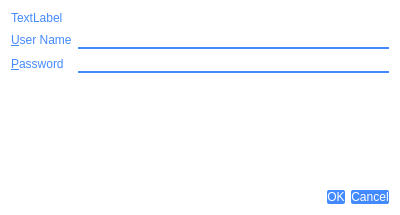
First picture: the form in 2.x/UI/dooble_authentication_dialog.ui, repository textbrowser/dooble, before the edit.
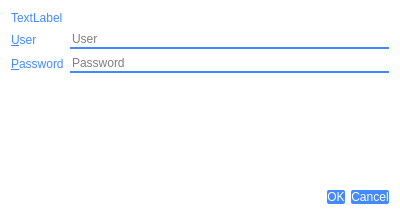
Second picture: the form after the edit. Icons and pictures are not drawn.

Diff of the .ui file:
```diff
--- a/2.x/UI/dooble_authentication_dialog.ui
+++ b/2.x/UI/dooble_authentication_dialog.ui
@@ -42,7 +42,7 @@
         <string notr="true">QLabel {color: #448aff;}</string>
        </property>
        <property name="text">
-        <string>&amp;User Name</string>
+        <string>&amp;User</string>
        </property>
        <property name="buddy">
         <cstring>username</cstring>
@@ -54,6 +54,9 @@
        <property name="styleSheet">
         <string notr="true">QLineEdit {border: none; border-bottom: 2px solid #448aff;}</string>
        </property>
+       <property name="placeholderText">
+        <string>User</string>
+       </property>
        <property name="clearButtonEnabled">
         <bool>true</bool>
        </property>
@@ -80,6 +83,9 @@
        <property name="echoMode">
         <enum>QLineEdit::Password</enum>
        </property>
+       <property name="placeholderText">
+        <string>Password</string>
+       </property>
        <property name="clearButtonEnabled">
         <bool>true</bool>
        </property>
```
